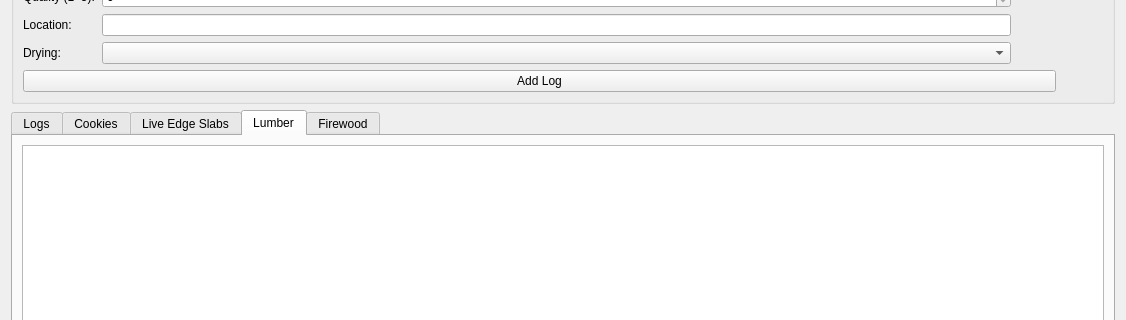
Above: ui/inventory.ui from thelenlucas/Senior-Design before the change; both pictures show x 0 to 1126 and y 170 to 490 of the 1126 by 855 pixel window. Below: the same form after it.
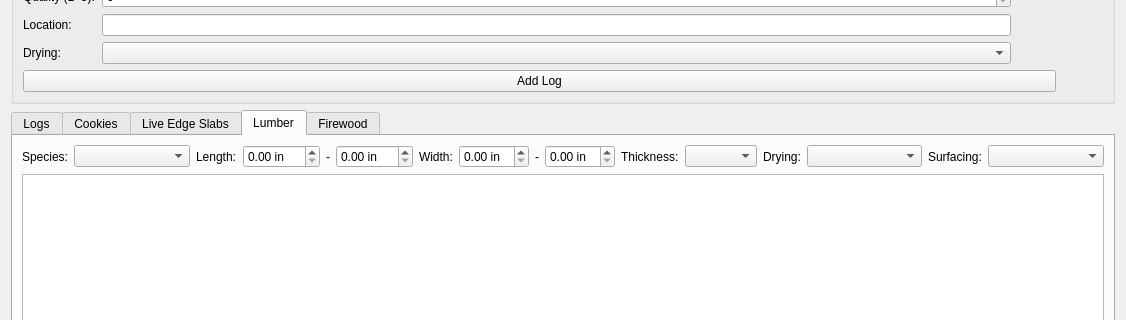
That is the form after the change. The open tabs and pages were chosen to show the change.

Commit message: Added filter + view for lumber

What changed in the file:
```diff
--- a/ui/inventory.ui
+++ b/ui/inventory.ui
@@ -536,6 +536,139 @@
        <string>Lumber</string>
       </attribute>
       <layout class="QVBoxLayout" name="verticalLayout_3">
+       <item>
+        <layout class="QHBoxLayout" name="horizontalLayout_4">
+         <item>
+          <widget class="QLabel" name="label_23">
+           <property name="text">
+            <string>Species:</string>
+           </property>
+          </widget>
+         </item>
+         <item>
+          <widget class="QComboBox" name="lumberSpeciesCombo">
+           <property name="sizePolicy">
+            <sizepolicy hsizetype="Expanding" vsizetype="Fixed">
+             <horstretch>0</horstretch>
+             <verstretch>0</verstretch>
+            </sizepolicy>
+           </property>
+          </widget>
+         </item>
+         <item>
+          <widget class="QLabel" name="label_24">
+           <property name="text">
+            <string>Length:</string>
+           </property>
+          </widget>
+         </item>
+         <item>
+          <widget class="QDoubleSpinBox" name="lumberLengthMin">
+           <property name="suffix">
+            <string> in</string>
+           </property>
+           <property name="maximum">
+            <double>999.990000000000009</double>
+           </property>
+          </widget>
+         </item>
+         <item alignment="Qt::AlignHCenter">
+          <widget class="QLabel" name="label_25">
+           <property name="sizePolicy">
+            <sizepolicy hsizetype="Minimum" vsizetype="Preferred">
+             <horstretch>0</horstretch>
+             <verstretch>0</verstretch>
+            </sizepolicy>
+           </property>
+           <property name="text">
+            <string>-</string>
+           </property>
+          </widget>
+         </item>
+         <item>
+          <widget class="QDoubleSpinBox" name="lumberLengthMax">
+           <property name="suffix">
+            <string> in</string>
+           </property>
+           <property name="maximum">
+            <double>999.990000000000009</double>
+           </property>
+          </widget>
+         </item>
+         <item>
+          <widget class="QLabel" name="label_26">
+           <property name="text">
+            <string>Width:</string>
+           </property>
+          </widget>
+         </item>
+         <item>
+          <widget class="QDoubleSpinBox" name="lumberWidthMin">
+           <property name="suffix">
+            <string> in</string>
+           </property>
+          </widget>
+         </item>
+         <item alignment="Qt::AlignHCenter">
+          <widget class="QLabel" name="label_27">
+           <property name="text">
+            <string>-</string>
+           </property>
+          </widget>
+         </item>
+         <item>
+          <widget class="QDoubleSpinBox" name="lumberWidthMax">
+           <property name="suffix">
+            <string> in</string>
+           </property>
+          </widget>
+         </item>
+         <item alignment="Qt::AlignRight">
+          <widget class="QLabel" name="label_28">
+           <property name="text">
+            <string>Thickness:</string>
+           </property>
+          </widget>
+         </item>
+         <item>
+          <widget class="QComboBox" name="lumberThicknessCombo"/>
+         </item>
+         <item>
+          <widget class="QLabel" name="label_30">
+           <property name="text">
+            <string>Drying:</string>
+           </property>
+          </widget>
+         </item>
+         <item>
+          <widget class="QComboBox" name="lumberDryingCombo">
+           <property name="sizePolicy">
+            <sizepolicy hsizetype="Expanding" vsizetype="Fixed">
+             <horstretch>0</horstretch>
+             <verstretch>0</verstretch>
+            </sizepolicy>
+           </property>
+          </widget>
+         </item>
+         <item>
+          <widget class="QLabel" name="label_31">
+           <property name="text">
+            <string>Surfacing:</string>
+           </property>
+          </widget>
+         </item>
+         <item>
+          <widget class="QComboBox" name="lumberSurfacingCombo">
+           <property name="sizePolicy">
+            <sizepolicy hsizetype="Expanding" vsizetype="Fixed">
+             <horstretch>0</horstretch>
+             <verstretch>0</verstretch>
+            </sizepolicy>
+           </property>
+          </widget>
+         </item>
+        </layout>
+       </item>
        <item>
         <widget class="QTableView" name="lumberTableView"/>
        </item>
```
Left out of the diff: 2 changed lines with no effect on the pictures. The commit also changes 4 other files.
